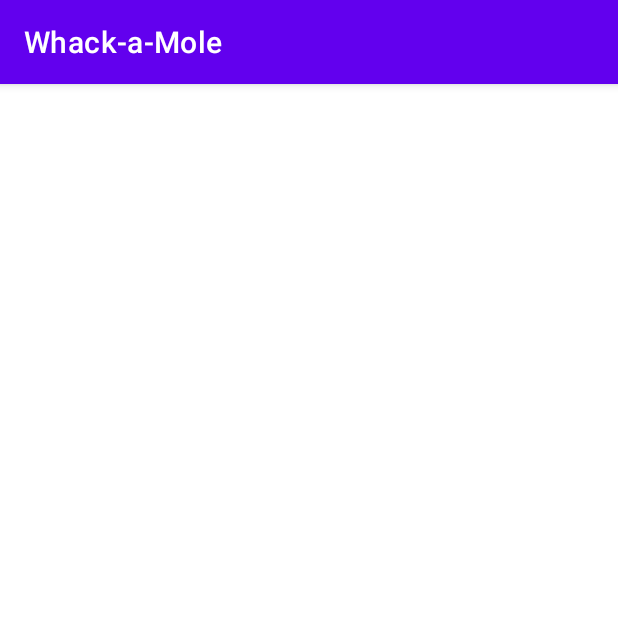
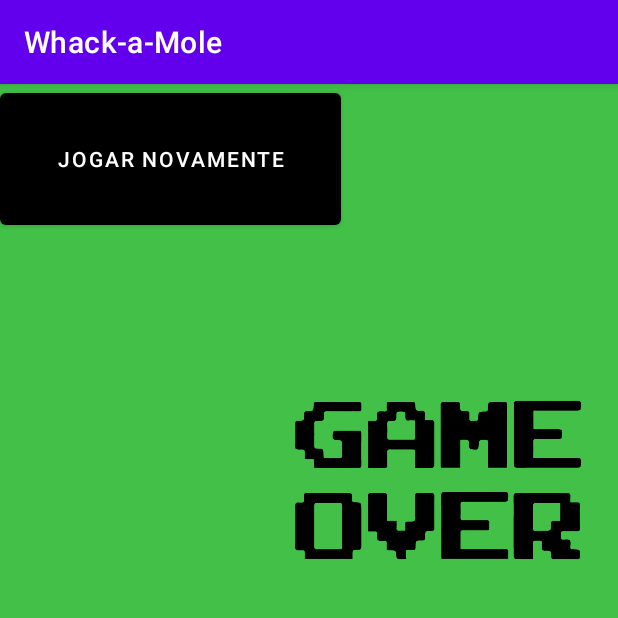
Before and after one commit to DanielCabralBarbosa/WhackaMole, an Android app: the GameOver screen opened directly, with no data from a screen before it, on a phone screen of 412 x 824 dp, the top half of it. Run offline under Robolectric (Android 15) with nearby library versions, the phone set to English and light mode, and no system bars.

Commit message:
GameOver/Score (Não Finalizado)

```diff
--- a/app/src/main/java/com/shithappens/whack_a_mole/GameOver.java
+++ b/app/src/main/java/com/shithappens/whack_a_mole/GameOver.java
@@ -2,13 +2,36 @@ package com.shithappens.whack_a_mole;
 
 import androidx.appcompat.app.AppCompatActivity;
 
+import android.content.Intent;
 import android.os.Bundle;
+import android.view.View;
+import android.widget.Button;
+import android.widget.TextView;
 
 public class GameOver extends AppCompatActivity {
+
+    Button btnJogarNovamente;
+    TextView txtScore;
 
     @Override
     protected void onCreate(Bundle savedInstanceState) {
         super.onCreate(savedInstanceState);
         setContentView(R.layout.activity_game_over);
+
+        btnJogarNovamente = findViewById(R.id.btnJogarNovamente);
+        txtScore = findViewById(R.id.txtScore);
+
+        btnJogarNovamente.setOnClickListener(new View.OnClickListener() {
+            @Override
+            public void onClick(View v) {
+
+                Intent intent = new Intent(getApplicationContext(), SingleTouchScreen.class);
+
+                startActivity( intent );
+
+            }
+        });
+
     }
+
 }
--- a/app/src/main/res/layout/activity_game_over.xml
+++ b/app/src/main/res/layout/activity_game_over.xml
@@ -4,6 +4,53 @@
     xmlns:tools="http://schemas.android.com/tools"
     android:layout_width="match_parent"
     android:layout_height="match_parent"
+    android:background="@color/Verde"
     tools:context=".GameOver">
 
+    <TextView
+        android:id="@+id/txtScore"
+        android:layout_width="wrap_content"
+        android:layout_height="93dp"
+        android:layout_marginStart="140dp"
+        android:layout_marginLeft="140dp"
+        android:layout_marginTop="390dp"
+        android:layout_marginEnd="210dp"
+        android:layout_marginRight="210dp"
+        android:layout_marginBottom="389dp"
+        android:text="Pontuação:"
+        android:textSize="36sp"
+        android:textStyle="bold"
+        app:layout_constraintBottom_toBottomOf="parent"
+        app:layout_constraintEnd_toEndOf="parent"
+        app:layout_constraintHorizontal_bias="0.0"
+        app:layout_constraintStart_toStartOf="parent"
+        app:layout_constraintTop_toTopOf="parent"
+        app:layout_constraintVertical_bias="1.0" />
+
+    <ImageView
+        android:id="@+id/imageView"
+        android:layout_width="257dp"
+        android:layout_height="496dp"
+        android:layout_marginStart="163dp"
+        android:layout_marginLeft="163dp"
+        android:layout_marginTop="16dp"
+        android:layout_marginEnd="163dp"
+        android:layout_marginRight="163dp"
+        android:layout_marginBottom="372dp"
+        app:layout_constraintBottom_toBottomOf="parent"
+        app:layout_constraintEnd_toEndOf="parent"
+        app:layout_constraintHorizontal_bias="0.0"
+        app:layout_constraintStart_toStartOf="parent"
+        app:layout_constraintTop_toTopOf="parent"
+        app:layout_constraintVertical_bias="0.0"
+        app:srcCompat="@drawable/gameover" />
+
+    <Button
+        android:id="@+id/btnJogarNovamente"
+        android:layout_width="227dp"
+        android:layout_height="100dp"
+        android:text="Jogar Novamente"
+        app:backgroundTint="@color/black"
+        tools:layout_editor_absoluteX="178dp"
+        tools:layout_editor_absoluteY="550dp" />
 </androidx.constraintlayout.widget.ConstraintLayout>
```
Also changed, not shown: app/src/main/java/com/shithappens/whack_a_mole/MainActivity.java (+12 -8 lines), app/src/main/java/com/shithappens/whack_a_mole/SingleTouchScreen.java (+37 -1 lines), app/src/main/res/drawable-v24/gameover.png (added).
